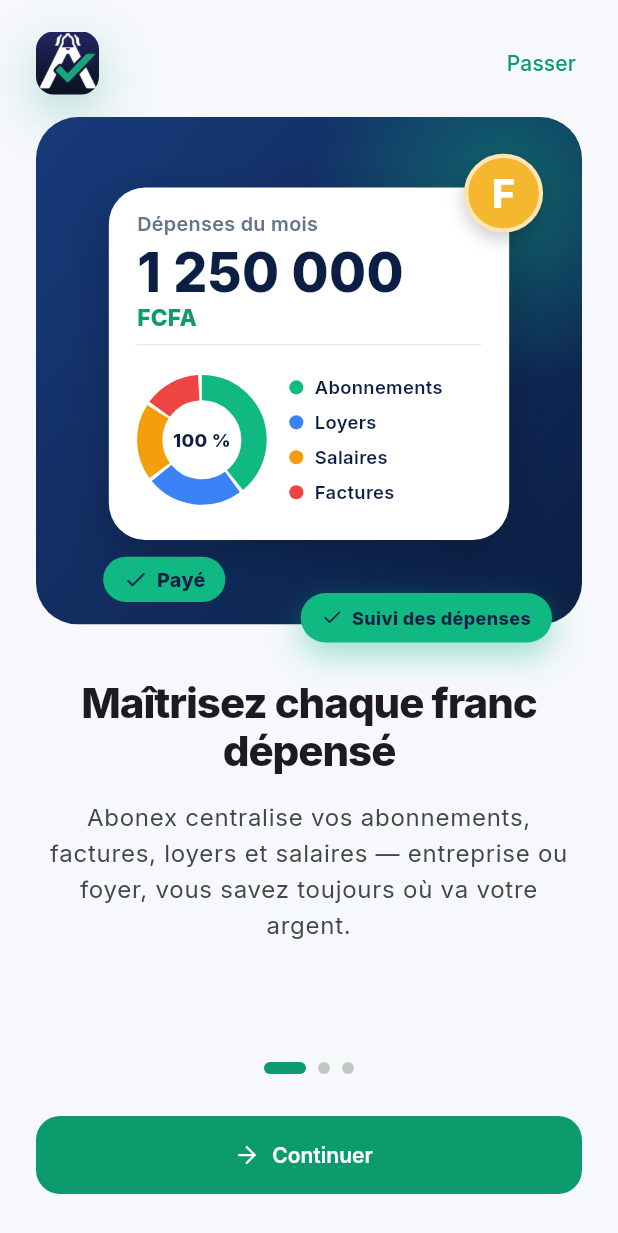
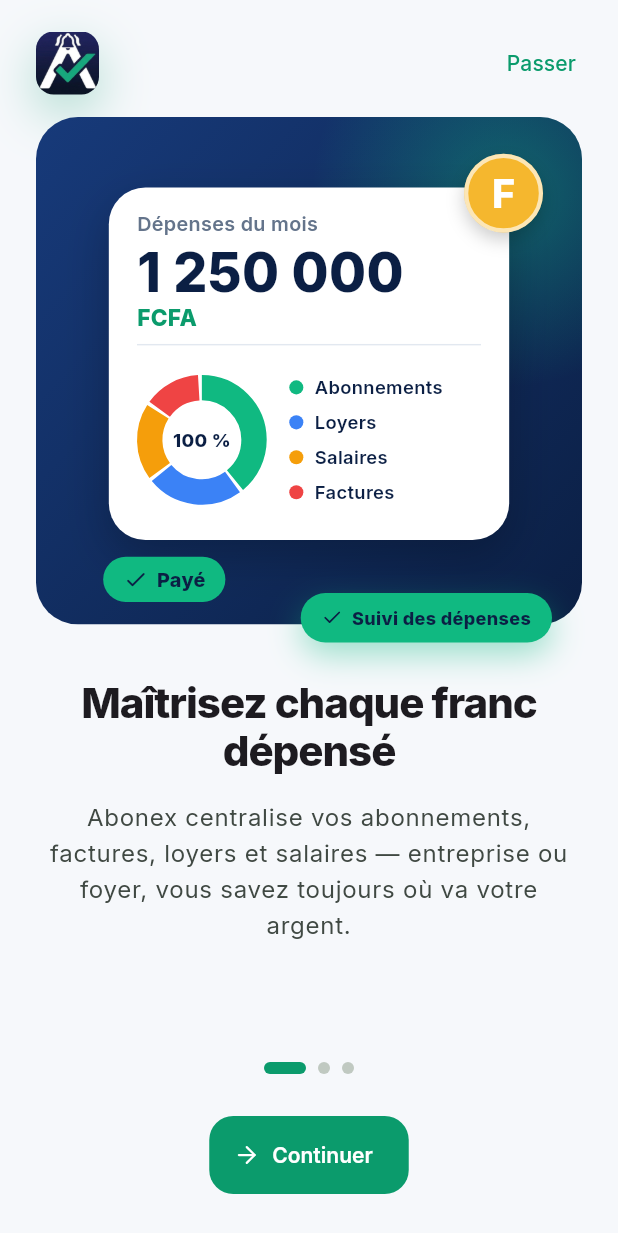
Before and after one commit to francktitus237/Abonex, a Flutter app: the screen it shows after launch, on a phone screen of 412 x 824 dp. Shown: the top 1233 px of the screen. Run offline on Flutter 3.47's test engine with Material 3 defaults, Android fonts, the phone set to English and light mode, and no system bars; drawn by our look-alikes of toastification; our stand-ins replace csv, dio, equatable, file_picker, fl_chart, flutter_bloc and 14 more; missing offline and left inert: flutter_web_auth_2.

Commit message:
Corrige les boutons qui ecrasaient les ListTile.
Le theme forçait chaque bouton en pleine largeur infinie :
dans les tuiles des connecteurs, le titre etait reduit a une
colonne et s'affichait lettre par lettre (Stripe -> S t r i p e).
Les boutons gardent 52px de haut et s'adaptent a leur contenu —
ils restent pleine largeur dans les colonnes etirees.

Generated with [Devin](https://devin.ai)

Co-Authored-By: Devin <158243242+devin-ai-integration[bot]@users.noreply.github.com>

```diff
--- a/mobile/lib/core/theme/app_theme.dart
+++ b/mobile/lib/core/theme/app_theme.dart
@@ -119,7 +119,7 @@ abstract final class AppTheme {
         style: ElevatedButton.styleFrom(
           backgroundColor: scheme.primary,
           foregroundColor: scheme.onPrimary,
-          minimumSize: const Size.fromHeight(52),
+          minimumSize: const Size(64, 52),
           textStyle: textTheme.labelLarge?.copyWith(
             fontWeight: FontWeight.w600,
           ),
@@ -131,7 +131,7 @@ abstract final class AppTheme {
 
       filledButtonTheme: FilledButtonThemeData(
         style: FilledButton.styleFrom(
-          minimumSize: const Size.fromHeight(52),
+          minimumSize: const Size(64, 52),
           textStyle: textTheme.labelLarge?.copyWith(
             fontWeight: FontWeight.w600,
           ),
@@ -143,7 +143,7 @@ abstract final class AppTheme {
 
       outlinedButtonTheme: OutlinedButtonThemeData(
         style: OutlinedButton.styleFrom(
-          minimumSize: const Size.fromHeight(52),
+          minimumSize: const Size(64, 52),
           textStyle: textTheme.labelLarge?.copyWith(
             fontWeight: FontWeight.w600,
           ),
```
